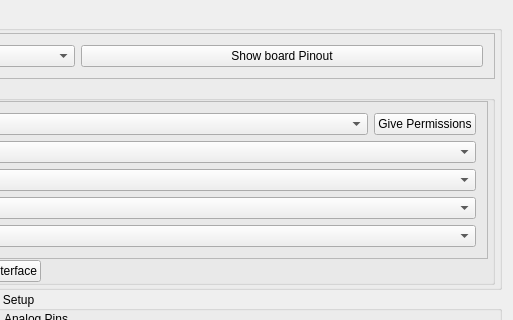
Qt form MLC/GUI/Autogenerated/mlc_qtcreator/board_config_design.ui (MachineLearningControl/OpenMLC-Python) before a commit; both pictures show x 511 to 1024 and y 0 to 320 of the 1024 by 675 pixel window.
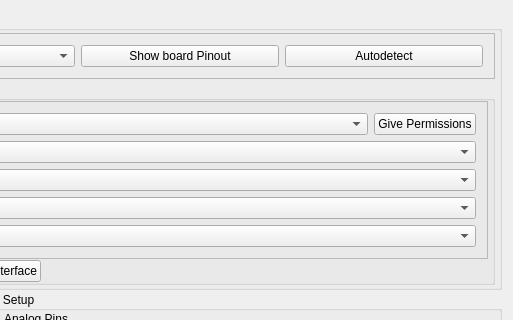
The same form after that commit.

Commit message:
Arduino board autodetect feature
* Implemented the board autodetect feature using usb vid & pid

```diff
--- a/MLC/GUI/Autogenerated/mlc_qtcreator/board_config_design.ui
+++ b/MLC/GUI/Autogenerated/mlc_qtcreator/board_config_design.ui
@@ -183,6 +183,13 @@
                   </property>
                  </widget>
                 </item>
+                <item>
+                 <widget class="QPushButton" name="autoDetect">
+                  <property name="text">
+                   <string>Autodetect</string>
+                  </property>
+                 </widget>
+                </item>
                </layout>
               </widget>
              </item>
```
Left out of the diff: 21 changed lines with no effect on the pictures. The commit also changes 4 other files.
